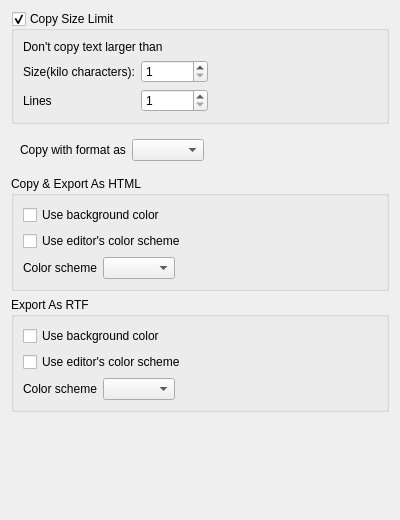
Old version of the form RedPandaIDE/settingsdialog/editorclipboardwidget.ui in the repository royqh1979/RedPanda-CPP.
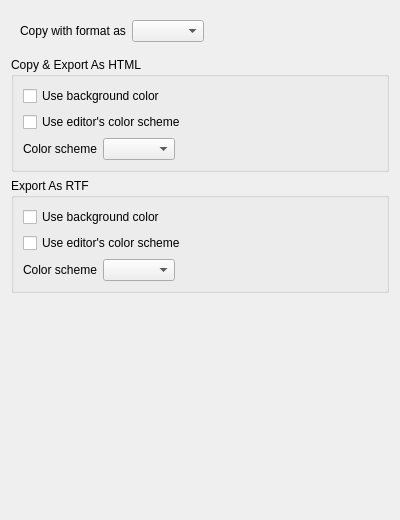
New version of the form.

Commit message: - change: Remove "limit for copy" and "limit for undo" options.

```diff
--- a/RedPandaIDE/settingsdialog/editorclipboardwidget.ui
+++ b/RedPandaIDE/settingsdialog/editorclipboardwidget.ui
@@ -14,90 +14,6 @@
    <string>Form</string>
   </property>
   <layout class="QVBoxLayout" name="verticalLayout">
-   <item>
-    <widget class="QGroupBox" name="grpCopySizeLimit">
-     <property name="title">
-      <string>Copy Size Limit</string>
-     </property>
-     <property name="checkable">
-      <bool>true</bool>
-     </property>
-     <layout class="QVBoxLayout" name="verticalLayout_3">
-      <item>
-       <widget class="QLabel" name="label_2">
-        <property name="text">
-         <string>Don't copy text larger than</string>
-        </property>
-       </widget>
-      </item>
-      <item>
-       <widget class="QWidget" name="widget" native="true">
-        <layout class="QGridLayout" name="gridLayout">
-         <property name="leftMargin">
-          <number>0</number>
-         </property>
-         <property name="topMargin">
-          <number>0</number>
-         </property>
-         <property name="rightMargin">
-          <number>0</number>
-         </property>
-         <property name="bottomMargin">
-          <number>0</number>
-         </property>
-         <item row="1" column="0">
-          <widget class="QLabel" name="label_3">
-           <property name="text">
-            <string>Lines</string>
-           </property>
-          </widget>
-         </item>
-         <item row="0" column="0">
-          <widget class="QLabel" name="label">
-           <property name="text">
-            <string>Size(kilo characters):</string>
-           </property>
-          </widget>
-         </item>
-         <item row="1" column="1">
-          <widget class="QSpinBox" name="spinCopyLineLimits">
-           <property name="minimum">
-            <number>1</number>
-           </property>
-           <property name="maximum">
-            <number>99999999</number>
-           </property>
-          </widget>
-         </item>
-         <item row="0" column="1">
-          <widget class="QSpinBox" name="spinCopyCharLimits">
-           <property name="minimum">
-            <number>1</number>
-           </property>
-           <property name="maximum">
-            <number>999999</number>
-           </property>
-          </widget>
-         </item>
-         <item row="0" column="2">
-          <spacer name="horizontalSpacer">
-           <property name="orientation">
-            <enum>Qt::Horizontal</enum>
-           </property>
-           <property name="sizeHint" stdset="0">
-            <size>
-             <width>40</width>
-             <height>20</height>
-            </size>
-           </property>
-          </spacer>
-         </item>
-        </layout>
-       </widget>
-      </item>
-     </layout>
-    </widget>
-   </item>
    <item>
     <widget class="QWidget" name="widget_4" native="true">
      <layout class="QHBoxLayout" name="horizontalLayout_3">
```
Left out of the diff: 3 changed lines with no effect on the pictures. The commit also changes 13 other files.
